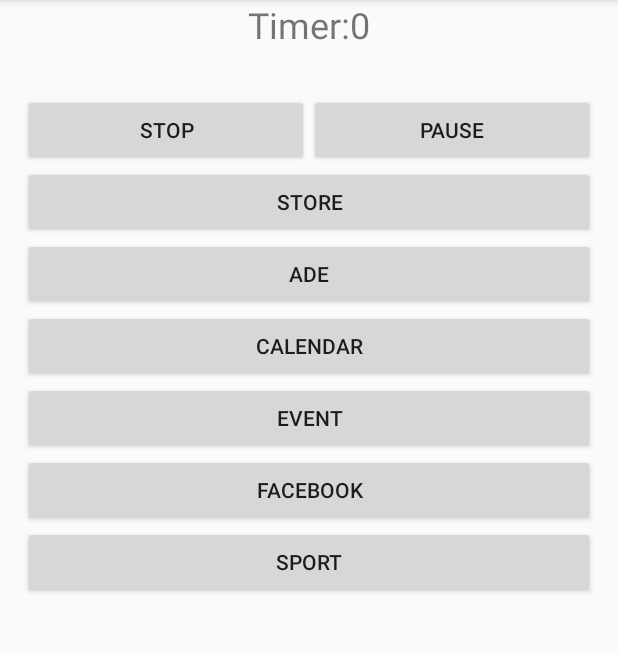
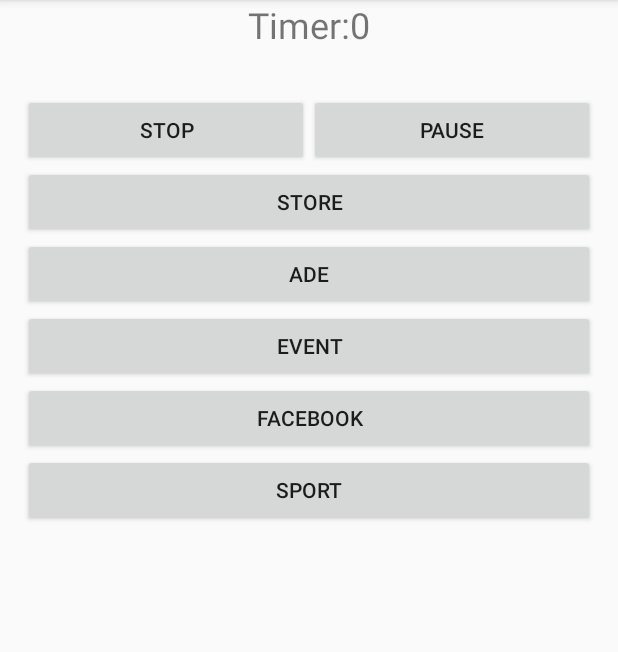
Before and after one commit to NVanvyve/UCLaConcentration, an Android app: the screen it shows after launch (MainActivity), after a tap on "PLAY", on a phone screen of 412 x 824 dp, the part 84-736 px from its top. Run offline under Robolectric (Android 15) with nearby library versions, the phone set to English and light mode, and no system bars; libraries missing offline, so code that uses them is left out: junit.framework.

Commit message:
clean pour client

```diff
--- a/UCLaConcentration/app/src/main/java/groupe/onze/uclaconcentration/ListEventActivity.java
+++ b/UCLaConcentration/app/src/main/java/groupe/onze/uclaconcentration/ListEventActivity.java
@@ -28,8 +28,8 @@ public class ListEventActivity extends Activity implements EventPersoAdapter.Dis
 
         //EXAMPLE
         //List<EventPerso> listeD = EventPerso.getAListOfEventPerso();
-        db.addEvent(new EventPerso(789,"1994-12-25" , "Volley",new eventTime(18,30) , new eventTime(20,30), "hihi"));
-        db.addEvent(new EventPerso(478,"1992-12-25" , "Volloy",new eventTime(18,30) , new eventTime(20,30), "haha"));
+       // db.addEvent(new EventPerso(789,"1994-12-25" , "Volley",new eventTime(18,30) , new eventTime(20,30), "hihi"));
+       // db.addEvent(new EventPerso(478,"1992-12-25" , "Volloy",new eventTime(18,30) , new eventTime(20,30), "haha"));
         List<EventPerso> listeD = db.getAllEvents();
 
         EventPersoAdapter adapter = new EventPersoAdapter(this, listeD);
--- a/UCLaConcentration/app/src/main/java/groupe/onze/uclaconcentration/MainActivity.java
+++ b/UCLaConcentration/app/src/main/java/groupe/onze/uclaconcentration/MainActivity.java
@@ -127,15 +127,7 @@ public class MainActivity extends BasicActivity {
             }
         });
 
-        Button calendar = (Button) findViewById(R.id.calendar_button);
-        assert calendar != null;
-        ade.setOnClickListener(new View.OnClickListener() {
-            @Override
-            public void onClick(View v) {
-                Intent s = new Intent(MainActivity.this, CalendarGoogle.class);
-                startActivity(s);
-            }
-        });
+
         Button event = (Button) findViewById(R.id.event_button);
         assert event != null;
         event.setOnClickListener(new View.OnClickListener() {
--- a/UCLaConcentration/app/src/main/java/groupe/onze/uclaconcentration/NewEventActivity.java
+++ b/UCLaConcentration/app/src/main/java/groupe/onze/uclaconcentration/NewEventActivity.java
@@ -79,17 +79,17 @@ public class NewEventActivity extends Activity {
             StringBuffer sb = new StringBuffer();
             sb.append(i);
             sb.append("-");
-            sb.append(i1);
+            sb.append(i1+1);
             sb.append("-");
             sb.append(i2);
             String str1= sb.toString();
             Log.v("ICIIIII",str1);
             String str2= "1994-06-22";
-            EventPerso newEvent = new EventPerso(1, str2, "bonjour", new eventTime(8,30), new eventTime(9,30), "hehe");
+            EventPerso newEvent = new EventPerso(1, str1, "bonjour", new eventTime(8,30), new eventTime(9,30), "hehe");
             db.addEvent(newEvent);
             Log.v("Added",newEvent.getEventDate());
             Log.v("Added",newEvent.getEventDescr());
-            Toast.makeText(NewEventActivity.this, year_x + " /" + month_x + "/" + day_x, Toast.LENGTH_LONG).show();
+            Toast.makeText(NewEventActivity.this, year_x + " /" + month_x+1 + "/" + day_x, Toast.LENGTH_LONG).show();
         }
     };
 
--- a/UCLaConcentration/app/src/main/java/groupe/onze/uclaconcentration/objetPerso/EventPerso.java
+++ b/UCLaConcentration/app/src/main/java/groupe/onze/uclaconcentration/objetPerso/EventPerso.java
@@ -85,9 +85,9 @@ public class EventPerso {
     public static ArrayList<EventPerso> getAListOfEventPerso() {
         ArrayList<EventPerso> listEventPerso = new ArrayList<EventPerso>();
 
-        listEventPerso.add(new EventPerso(123,"1994-12-22", "Piscine",new eventTime(9,30) , new eventTime(10,30)));
-        listEventPerso.add(new EventPerso(456,"1994-12-22" , "Gym",new eventTime(14,30) , new eventTime(16,30)));
-        listEventPerso.add(new EventPerso(789,"1994-12-25" , "Volley",new eventTime(18,30) , new eventTime(20,30)));
+        listEventPerso.add(new EventPerso(123,"1994-12-22", "Piscine",new eventTime(9,30) , new eventTime(10,30),"yo"));
+        listEventPerso.add(new EventPerso(456,"1994-12-22" , "Gym",new eventTime(14,30) , new eventTime(16,30),"yi"));
+        listEventPerso.add(new EventPerso(789,"1994-12-25" , "Volley",new eventTime(18,30) , new eventTime(20,30),"yu"));
 
         return listEventPerso;
     }
--- a/UCLaConcentration/app/src/main/res/layout/activity_main.xml
+++ b/UCLaConcentration/app/src/main/res/layout/activity_main.xml
@@ -45,7 +45,6 @@
                     android:id="@+id/tv1"
                     android:layout_width="wrap_content"
                     android:layout_height="wrap_content"
-                    android:text="@string/description"
                     android:gravity="left"
                     android:textAllCaps="false"
                     android:textSize="24sp"
@@ -96,12 +95,6 @@
                 android:text="@string/ade"
                 android:layout_below="@+id/button_store"/>
 
-            <Button
-                android:id="@+id/calendar_button"
-                android:layout_width="match_parent"
-                android:layout_height="wrap_content"
-                android:text="Calendar"
-                />
 
             <Button
                 android:id="@+id/event_button"
--- a/UCLaConcentration/app/src/main/res/layout/event_add.xml
+++ b/UCLaConcentration/app/src/main/res/layout/event_add.xml
@@ -36,7 +36,7 @@
             android:layout_width="200dp"
             android:layout_height="50dp"
             android:textColor="#FFFFFF"
-            android:text="AddEvent"
+            android:text="Ajouter un événement"
             android:id="@+id/buttoncalendar"
 
 
@@ -47,7 +47,7 @@
             android:layout_width="200dp"
             android:layout_height="50dp"
             android:textColor="#FFFFFF"
-            android:text="Delete Event"
+            android:text="Liste des événements"
             android:id="@+id/deleteEvent"
 
             android:layout_below="@+id/button4"
```
Also changed, not shown: UCLaConcentration/app/src/main/java/groupe/onze/uclaconcentration/dataBaseMan/DatabaseHandler.java (+5 -3 lines).
